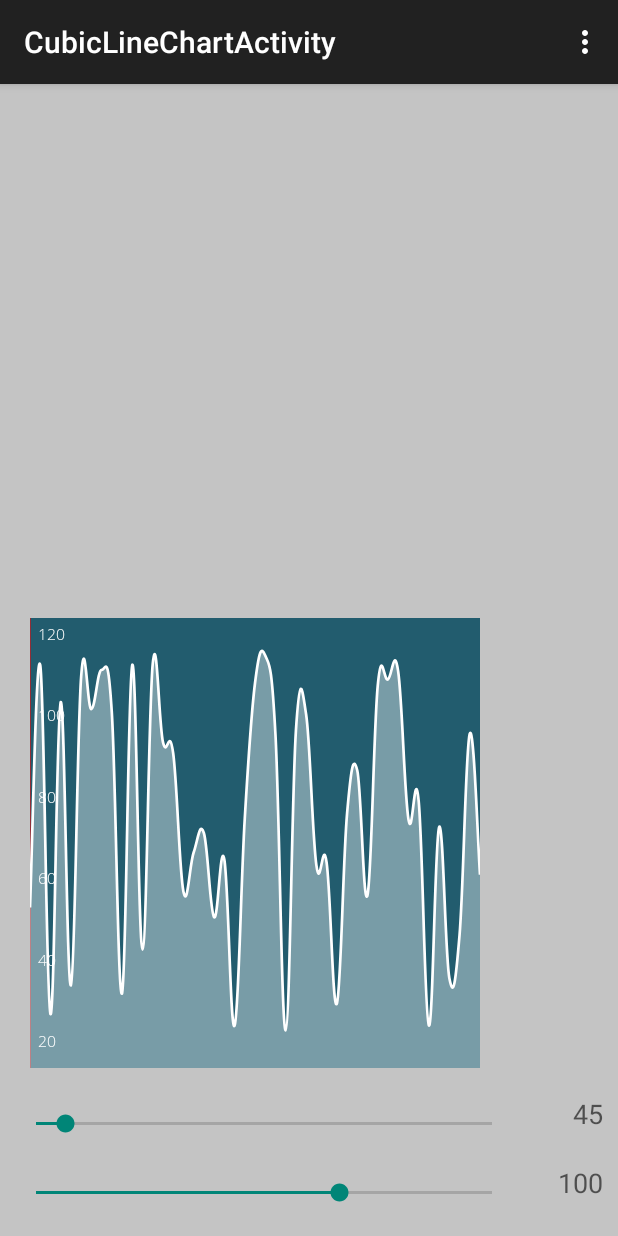
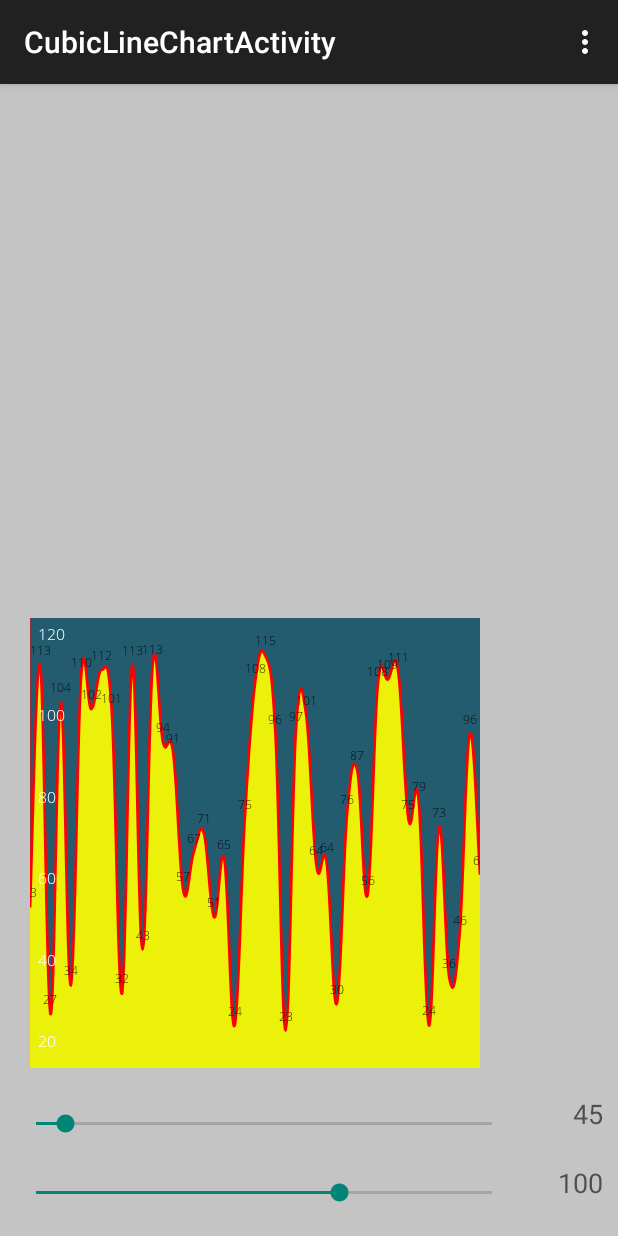
Before and after one commit to Mylakaka/MPAndroidChart-master, an Android app: the CubicLineChartActivity screen opened directly, with no data from a screen before it, on a phone screen of 412 x 824 dp. Run offline under Robolectric (Android 15) with nearby library versions, the phone set to English and light mode, and no system bars.

Commit message:
commit first

```diff
--- a/MPChartExample/src/main/java/com/xxmassdeveloper/mpchartexample/CubicLineChartActivity.java
+++ b/MPChartExample/src/main/java/com/xxmassdeveloper/mpchartexample/CubicLineChartActivity.java
@@ -111,8 +111,10 @@ public class CubicLineChartActivity extends DemoBase implements OnSeekBarChangeL
         seekBarX.setProgress(45);
         seekBarY.setProgress(100);
 
+        //显示每条线的描述
         chart.getLegend().setEnabled(false);
 
+        //动画，xy轴一起执行
         chart.animateXY(2000, 2000);
 
         // don't forget to refresh the drawing
@@ -121,8 +123,10 @@ public class CubicLineChartActivity extends DemoBase implements OnSeekBarChangeL
 
     private void setData(int count, float range) {
 
+        //声明一个数组
         ArrayList<Entry> values = new ArrayList<>();
 
+        //第一个进度条的数值（显示的数据数）
         for (int i = 0; i < count; i++) {
             float val = (float) (Math.random() * (range + 1)) + 20;
             values.add(new Entry(i, val));
@@ -145,14 +149,18 @@ public class CubicLineChartActivity extends DemoBase implements OnSeekBarChangeL
             set1.setDrawFilled(true);
             set1.setDrawCircles(false);
             set1.setLineWidth(1.8f);
-            set1.setCircleRadius(4f);
-            set1.setCircleColor(Color.WHITE);
-            set1.setHighLightColor(Color.rgb(244, 117, 117));
-            set1.setColor(Color.WHITE);
-            set1.setFillColor(Color.WHITE);
-            set1.setFillAlpha(100);
+            set1.setValueTextSize(8f);//当lineData不设置字体大小的话，这个生效
+            set1.setCircleRadius(8f); //折线中每一点的半径和颜色
+            set1.setCircleColor(Color.GREEN);
+
+            set1.setHighLightColor(Color.rgb(240, 141, 73));//高亮线的颜色
+
+            set1.setColor(Color.RED);       //设置线条颜色
+            set1.setFillColor(Color.YELLOW);    //设置填充颜色
+            set1.setFillAlpha(233);         //填充颜色的透明度
             set1.setDrawHorizontalHighlightIndicator(false);
-            set1.setFillFormatter(new IFillFormatter() {
+
+            set1.setFillFormatter(new IFillFormatter() {//用于控制填充线的位置以Y轴的最小值为准，而不再是默认的以0为准
                 @Override
                 public float getFillLinePosition(ILineDataSet dataSet, LineDataProvider dataProvider) {
                     return chart.getAxisLeft().getAxisMinimum();
@@ -162,8 +170,9 @@ public class CubicLineChartActivity extends DemoBase implements OnSeekBarChangeL
             // create a data object with the data sets
             LineData data = new LineData(set1);
             data.setValueTypeface(tfLight);
-            data.setValueTextSize(9f);
-            data.setDrawValues(false);
+            //data.setValueTextSize(5f);     //设置其上各点数据字体大小（不包括x、y轴）
+
+            data.setDrawValues(true); //是否在点上绘制Value
 
             // set data
             chart.setData(data);
@@ -233,8 +242,8 @@ public class CubicLineChartActivity extends DemoBase implements OnSeekBarChangeL
                 break;
             }
             case R.id.actionToggleCubic: {
-                List<ILineDataSet> sets = chart.getData()
-                        .getDataSets();
+                //每个DataSet=new LineDataSet(list<Entry<key,value>>,"第一条线");
+                List<ILineDataSet> sets = chart.getData().getDataSets();
 
                 for (ILineDataSet iSet : sets) {
 
@@ -315,8 +324,8 @@ public class CubicLineChartActivity extends DemoBase implements OnSeekBarChangeL
     @Override
     public void onProgressChanged(SeekBar seekBar, int progress, boolean fromUser) {
 
-        tvX.setText(String.valueOf(seekBarX.getProgress()));
-        tvY.setText(String.valueOf(seekBarY.getProgress()));
+        tvX.setText(String.valueOf(seekBarX.getProgress()));  //第一各进度条作用是 数据集合的数量
+        tvY.setText(String.valueOf(seekBarY.getProgress()));  //第二个进度条作用是 根据进度的值随机生成一个y键
 
         setData(seekBarX.getProgress(), seekBarY.getProgress());
 
```
